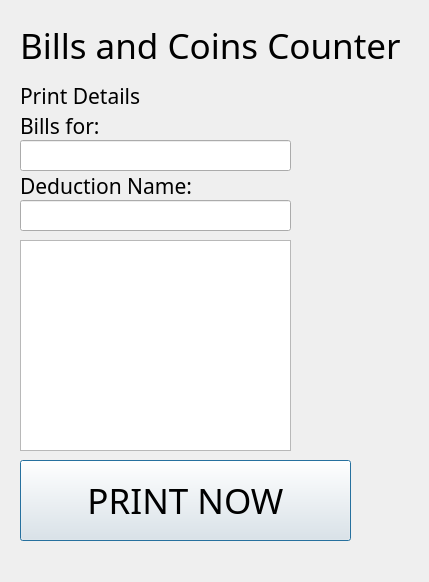
The window that ui/printdetails.ui (Noah202226/Pyqt5-BillsCounter) describes before a commit, drawn with Qt 5.
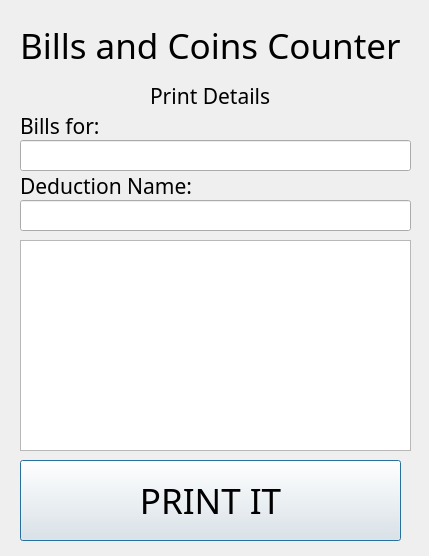
The same window after the commit.

Commit message: Done Fixing Printing Issue and Reset Function

The edit to the form file:
```diff
--- a/ui/printdetails.ui
+++ b/ui/printdetails.ui
@@ -7,7 +7,7 @@
     <x>0</x>
     <y>0</y>
     <width>429</width>
-    <height>582</height>
+    <height>556</height>
    </rect>
   </property>
   <property name="windowTitle">
@@ -16,7 +16,7 @@
   <widget class="QLabel" name="label">
    <property name="geometry">
     <rect>
-     <x>20</x>
+     <x>150</x>
      <y>80</y>
      <width>141</width>
      <height>31</height>
@@ -37,7 +37,7 @@
     <rect>
      <x>20</x>
      <y>460</y>
-     <width>331</width>
+     <width>381</width>
      <height>81</height>
     </rect>
    </property>
@@ -48,7 +48,7 @@
     </font>
    </property>
    <property name="text">
-    <string>PRINT NOW</string>
+    <string>PRINT IT</string>
    </property>
   </widget>
   <widget class="QLabel" name="label_2">
@@ -94,7 +94,7 @@
     <rect>
      <x>20</x>
      <y>140</y>
-     <width>271</width>
+     <width>391</width>
      <height>31</height>
     </rect>
    </property>
@@ -123,7 +123,7 @@
     <rect>
      <x>20</x>
      <y>200</y>
-     <width>271</width>
+     <width>391</width>
      <height>31</height>
     </rect>
    </property>
@@ -133,7 +133,7 @@
     <rect>
      <x>20</x>
      <y>240</y>
-     <width>271</width>
+     <width>391</width>
      <height>211</height>
     </rect>
    </property>
```
Left out of the diff: 2 changed lines with no effect on the pictures. The commit also changes 2 other files.
